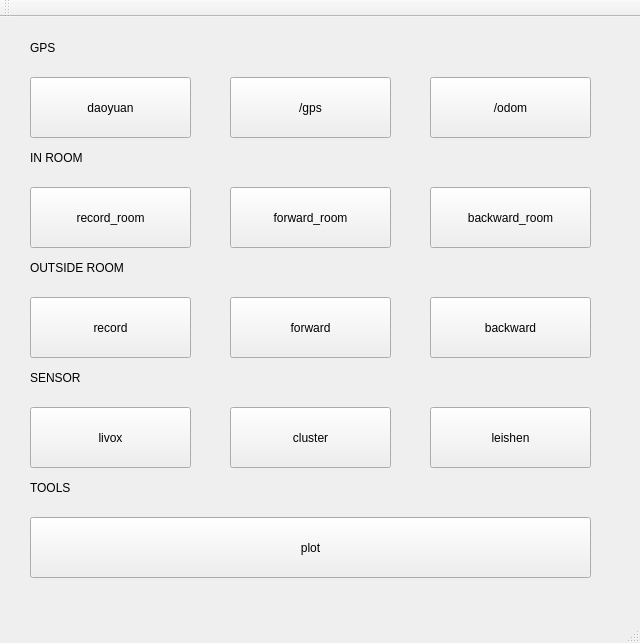
Old version of the form src/ui_config/smartcar/mainwindow.ui in the repository zshiningstar/intelligent_logistics_car.
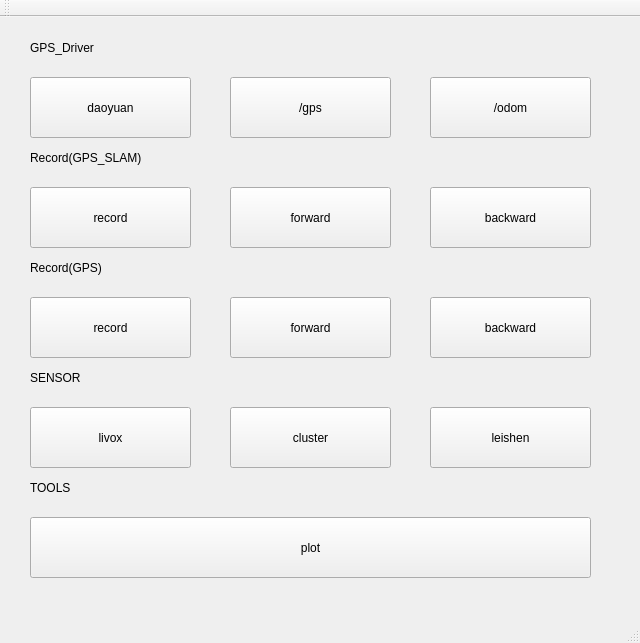
New version of the form.

Patch:
```diff
--- a/src/ui_config/smartcar/mainwindow.ui
+++ b/src/ui_config/smartcar/mainwindow.ui
@@ -207,7 +207,7 @@
     </property>
     <property name="geometry">
      <rect>
-      <x>430</x>
+      <x>230</x>
       <y>170</y>
       <width>161</width>
       <height>61</height>
@@ -220,7 +220,7 @@
      </sizepolicy>
     </property>
     <property name="text">
-     <string>backward_room</string>
+     <string>forward</string>
     </property>
    </widget>
    <widget class="QPushButton" name="gps_topic">
@@ -273,7 +273,7 @@
     </property>
     <property name="geometry">
      <rect>
-      <x>230</x>
+      <x>430</x>
       <y>170</y>
       <width>161</width>
       <height>61</height>
@@ -286,7 +286,7 @@
      </sizepolicy>
     </property>
     <property name="text">
-     <string>forward_room</string>
+     <string>backward</string>
     </property>
    </widget>
    <widget class="QPushButton" name="record_room">
@@ -308,7 +308,7 @@
      </sizepolicy>
     </property>
     <property name="text">
-     <string>record_room</string>
+     <string>record</string>
     </property>
    </widget>
    <widget class="QLabel" name="label">
@@ -316,12 +316,12 @@
      <rect>
       <x>30</x>
       <y>20</y>
-      <width>63</width>
+      <width>221</width>
       <height>22</height>
      </rect>
     </property>
     <property name="text">
-     <string>GPS</string>
+     <string>GPS_Driver</string>
     </property>
    </widget>
    <widget class="QLabel" name="label_2">
@@ -329,12 +329,12 @@
      <rect>
       <x>30</x>
       <y>130</y>
-      <width>121</width>
+      <width>251</width>
       <height>22</height>
      </rect>
     </property>
     <property name="text">
-     <string>IN ROOM</string>
+     <string>Record(GPS_SLAM)</string>
     </property>
    </widget>
    <widget class="QLabel" name="label_3">
@@ -347,7 +347,7 @@
      </rect>
     </property>
     <property name="text">
-     <string>OUTSIDE ROOM</string>
+     <string>Record(GPS)</string>
     </property>
    </widget>
    <widget class="QLabel" name="label_4">
```
Left out of the diff: 1 changed line with no effect on the pictures.
